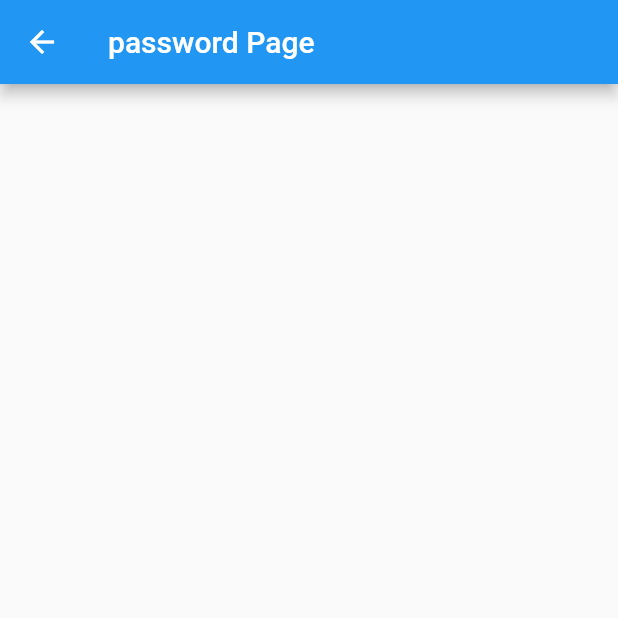
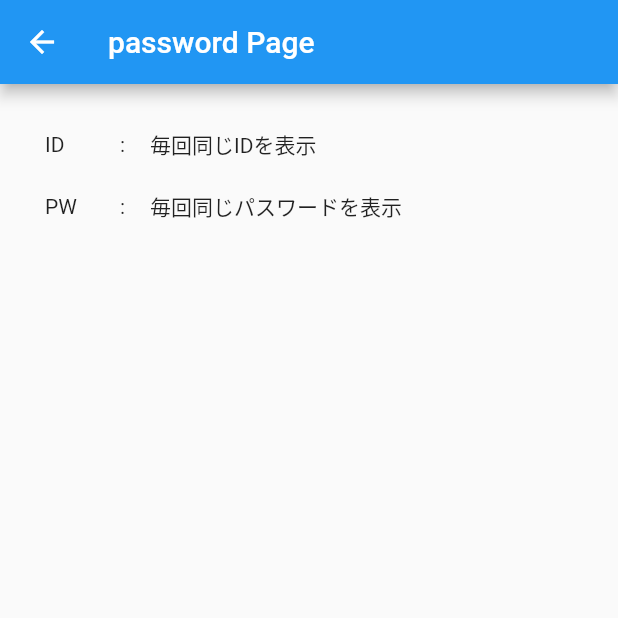
Before and after one commit to hibik17/flutter_key_administrate_app, a Flutter app: the NextPage screen opened directly, on a phone screen of 412 x 824 dp, the top half of it. Run offline on Flutter 3.47's test engine with Material 2 defaults, Android fonts, the phone set to English and light mode, and no system bars.

Commit message:
next_page デザイン

```diff
--- a/lib/main.dart
+++ b/lib/main.dart
@@ -70,8 +70,3 @@ class _MyHomePageState extends State<MyHomePage> {
     );
   }
 }
-
-
-// todo 新しい画面を作成し、リストを追加したときに遷移
-// todo 新しい画面のレイアウトを作成
-// todo 新しい画面にリストからデータを引き継ぐ
--- a/lib/next_page.dart
+++ b/lib/next_page.dart
@@ -1,3 +1,5 @@
+// ignore_for_file: prefer_const_constructors
+
 import 'package:flutter/cupertino.dart';
 import 'package:flutter/material.dart';
 
@@ -13,6 +15,38 @@ class _NextPageState extends State<NextPage> {
       appBar: AppBar(
         title: Text("password Page"),
       ),
+      body: Padding(
+        padding: const EdgeInsets.all(30),
+        child: Column(crossAxisAlignment: CrossAxisAlignment.start, children: [
+          Row(
+            children: [
+              Container(
+                width: 50,
+                child: Text("ID"),
+              ),
+              Container(
+                width: 20,
+                child: Text(":"),
+              ),
+              Text("毎回同じIDを表示"),
+            ],
+          ),
+          Padding(padding: EdgeInsets.all(10)),
+          Row(
+            children: [
+              Container(
+                width: 50,
+                child: Text("PW"),
+              ),
+              Container(
+                width: 20,
+                child: Text(":"),
+              ),
+              Text("毎回同じパスワードを表示"),
+            ],
+          )
+        ]),
+      ),
     );
   }
 }
```
